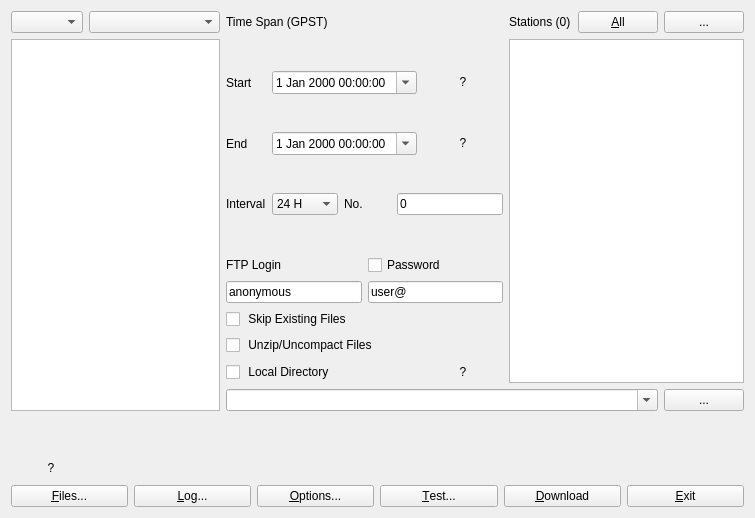
This is app/qtapp/rtkget_qt/getmain.ui in lhuisman/myRTKLIB as Qt 5 draws it before an edit. The edited form follows.
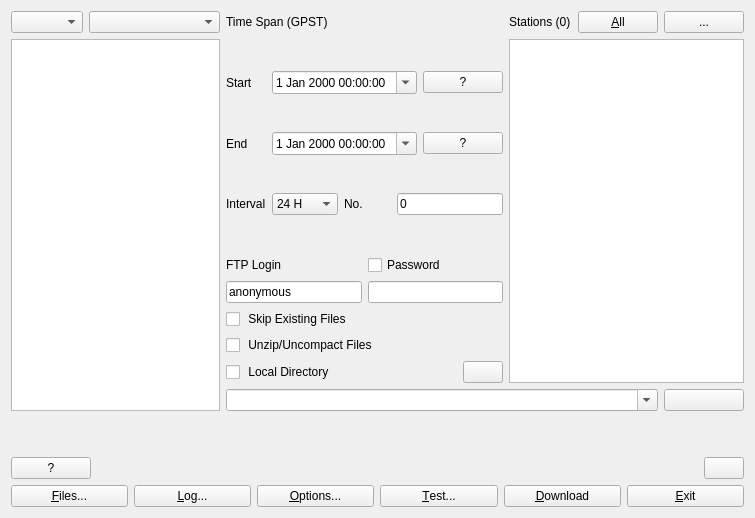
This is the edited form. Icons and pictures are not drawn.

Commit message:
Updates and User Interface changes
- cleanup user interface
- move open and view buttons into line edit where possible
- use standard dialog buttons where possible
- rename a lot (!) of methods
- rewite about dialog
- rewrite many dialogs to provide a proper (and clean) interface
- start to merge rtknavi and rtkpost options dialogs
- new icons

```diff
--- a/app/qtapp/rtkget_qt/getmain.ui
+++ b/app/qtapp/rtkget_qt/getmain.ui
@@ -19,15 +19,6 @@
   <layout class="QVBoxLayout" name="verticalLayout">
    <item>
     <widget class="QWidget" name="stationPanel" native="true">
-     <property name="enabled">
-      <bool>true</bool>
-     </property>
-     <property name="toolTip">
-      <string/>
-     </property>
-     <property name="layoutDirection">
-      <enum>Qt::LeftToRight</enum>
-     </property>
      <property name="text" stdset="0">
       <string/>
      </property>
@@ -66,15 +57,6 @@
       </item>
       <item row="1" column="3" colspan="2">
        <widget class="QWidget" name="timePanel" native="true">
-        <property name="enabled">
-         <bool>true</bool>
-        </property>
-        <property name="toolTip">
-         <string/>
-        </property>
-        <property name="layoutDirection">
-         <enum>Qt::LeftToRight</enum>
-        </property>
         <property name="text" stdset="0">
          <string/>
         </property>
@@ -180,9 +162,6 @@
            <property name="text">
             <string>?</string>
            </property>
-           <property name="flat">
-            <bool>true</bool>
-           </property>
           </widget>
          </item>
          <item row="3" column="2" colspan="2">
@@ -219,9 +198,6 @@
            <property name="text">
             <string>?</string>
            </property>
-           <property name="flat">
-            <bool>true</bool>
-           </property>
           </widget>
          </item>
          <item row="1" column="1" colspan="4">
@@ -289,8 +265,9 @@
         <property name="toolTip">
          <string>Select local download directory</string>
         </property>
-        <property name="text">
-         <string>...</string>
+        <property name="icon">
+         <iconset resource="../icon/resources.qrc">
+          <normaloff>:/buttons/folder</normaloff>:/buttons/folder</iconset>
         </property>
        </widget>
       </item>
@@ -306,10 +283,11 @@
          <string>Show placeholders available to specify directory</string>
         </property>
         <property name="text">
-         <string>?</string>
+         <string/>
         </property>
-        <property name="flat">
-         <bool>true</bool>
+        <property name="icon">
+         <iconset resource="../icon/resources.qrc">
+          <normaloff>:/buttons/key</normaloff>:/buttons/key</iconset>
         </property>
        </widget>
       </item>
@@ -351,12 +329,6 @@
           <verstretch>0</verstretch>
          </sizepolicy>
         </property>
-        <property name="toolTip">
-         <string/>
-        </property>
-        <property name="layoutDirection">
-         <enum>Qt::LeftToRight</enum>
-        </property>
         <property name="text" stdset="0">
          <string/>
         </property>
@@ -378,9 +350,6 @@
            <property name="toolTip">
             <string>Password</string>
            </property>
-           <property name="text">
-            <string>user@</string>
-           </property>
           </widget>
          </item>
          <item row="0" column="1">
@@ -578,9 +547,6 @@
    </item>
    <item>
     <widget class="QWidget" name="msg3" native="true">
-     <property name="enabled">
-      <bool>true</bool>
-     </property>
      <property name="sizePolicy">
       <sizepolicy hsizetype="Preferred" vsizetype="Fixed">
        <horstretch>0</horstretch>
@@ -608,9 +574,6 @@
       </property>
       <item>
        <widget class="QPushButton" name="btnAbout">
-        <property name="enabled">
-         <bool>true</bool>
-        </property>
         <property name="sizePolicy">
          <sizepolicy hsizetype="Fixed" vsizetype="Fixed">
           <horstretch>0</horstretch>
@@ -623,29 +586,13 @@
         <property name="text">
          <string>?</string>
         </property>
-        <property name="flat">
-         <bool>true</bool>
-        </property>
        </widget>
       </item>
       <item>
-       <widget class="QLabel" name="messageLabel3">
-        <property name="sizePolicy">
-         <sizepolicy hsizetype="Preferred" vsizetype="Fixed">
-          <horstretch>0</horstretch>
-          <verstretch>0</verstretch>
-         </sizepolicy>
-        </property>
-        <property name="toolTip">
-         <string/>
-        </property>
-       </widget>
+       <widget class="QLabel" name="messageLabel3"/>
       </item>
       <item>
        <widget class="QPushButton" name="btnTray">
-        <property name="enabled">
-         <bool>true</bool>
-        </property>
         <property name="sizePolicy">
          <sizepolicy hsizetype="Fixed" vsizetype="Fixed">
           <horstretch>0</horstretch>
@@ -659,9 +606,6 @@
          <iconset resource="rtkget_qt.qrc">
           <normaloff>:/buttons/tray</normaloff>:/buttons/tray</iconset>
         </property>
-        <property name="flat">
-         <bool>true</bool>
-        </property>
        </widget>
       </item>
      </layout>
```
Left out of the diff: 113 changed lines with no effect on the pictures. The commit also changes 162 other files.
